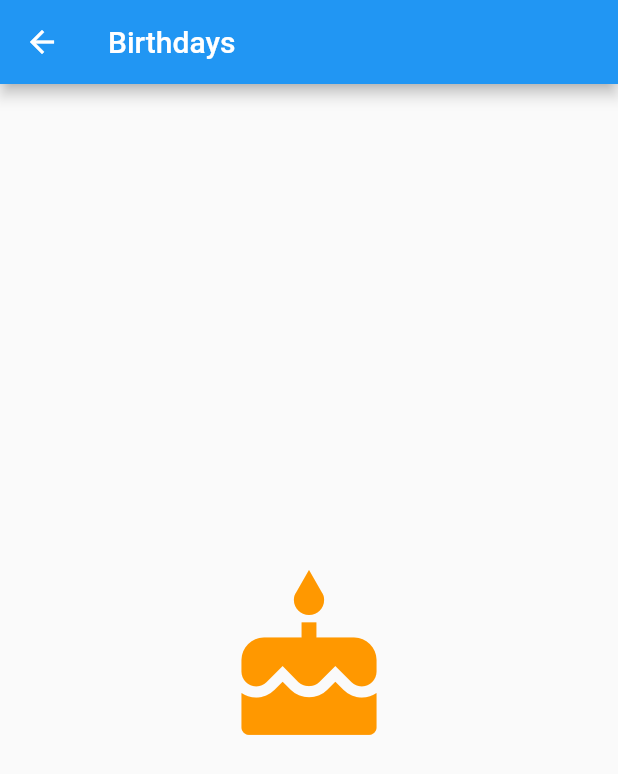
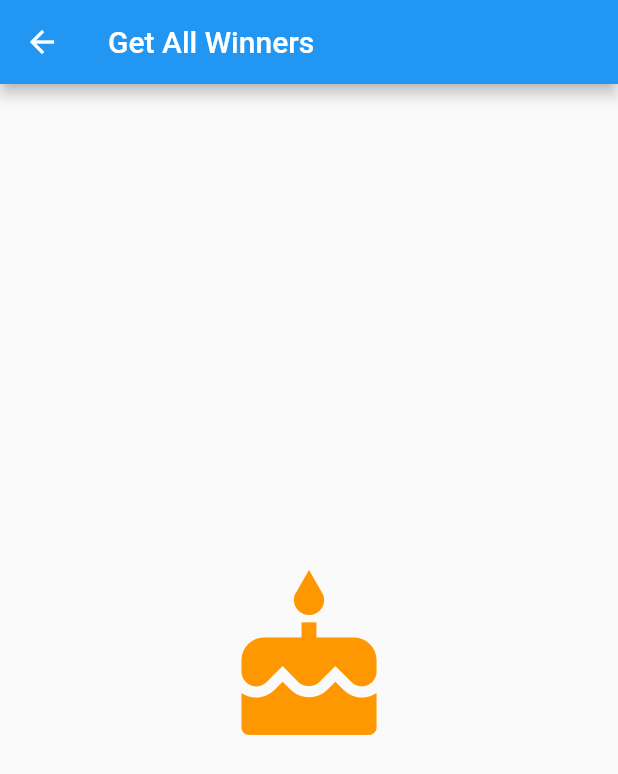
Before and after one commit to Kinfe2534/edil_auth_routing, a Flutter app: the GetAllWinners screen opened directly, on a phone screen of 412 x 824 dp. Shown: the top 774 px of the screen. Run offline on Flutter 3.47's test engine with Material 2 defaults, Android fonts, the phone set to English and light mode, and no system bars; our stand-ins replace rxdart; accounts and stored records are empty; network calls fail; statements that could not run were skipped.

Commit message:
working update with create lottery

```diff
--- a/lib/pages/drawer_pages/draw.dart
+++ b/lib/pages/drawer_pages/draw.dart
@@ -6,7 +6,7 @@ class Draw extends StatelessWidget {
   Widget build(BuildContext context) {
     return Scaffold(
       appBar: AppBar(
-        title: Text('Gratitude'),
+        title: Text('Draw'),
       ),
       body: Center(
         child: Icon(
--- a/lib/pages/drawer_pages/getAllWinners.dart
+++ b/lib/pages/drawer_pages/get_all_winners.dart
@@ -6,7 +6,7 @@ class GetAllWinners extends StatelessWidget {
   Widget build(BuildContext context) {
     return Scaffold(
       appBar: AppBar(
-        title: Text('Birthdays'),
+        title: Text('Get All Winners'),
       ),
       body: Center(
         child: Icon(
--- a/lib/pages/drawer_pages/updateLottery.dart
+++ b/lib/pages/drawer_pages/update_lottery.dart
@@ -6,7 +6,7 @@ class UpdateLottery extends StatelessWidget {
   Widget build(BuildContext context) {
     return Scaffold(
       appBar: AppBar(
-        title: Text('Reminders'),
+        title: Text('Update Lottery'),
       ),
       body: Center(
         child: Icon(
--- a/lib/service/form_bloc.dart
+++ b/lib/service/form_bloc.dart
@@ -23,18 +23,9 @@ class FormBloc with ValidationMixin {
   final _password = new BehaviorSubject<String>();
   final _name = new BehaviorSubject<String>();
   final _cellphone = new BehaviorSubject<String>();
-  final _errorMessage = new BehaviorSubject<String>();
   final _ticketOrder = new BehaviorSubject<String>();
   final _digitField = new BehaviorSubject<String>();
-
-  Function(String) get changeUsername => _username.sink.add;
-  Function(String) get changeEmail => _email.sink.add;
-  Function(String) get changePassword => _password.sink.add;
-  Function(String) get changeName => _name.sink.add;
-  Function(String) get changeCellphone => _cellphone.sink.add;
-  Function(String) get addError => _errorMessage.sink.add;
-  Function(String) get addTicketOrder => _ticketOrder.sink.add;
-  Function(String) get addDigitField => _digitField.sink.add;
+  final _httpResponseMessage = new BehaviorSubject<String>();
 
   Stream<String> get username => _username.stream.transform(validatorUsername);
   Stream<String> get email => _email.stream.transform(validatorEmail);
@@ -42,9 +33,9 @@ class FormBloc with ValidationMixin {
   Stream<String> get name => _name.stream.transform(validatorFullname);
   Stream<String> get cellphone =>
       _cellphone.stream.transform(validatorPhonenumber);
-  Stream<String> get errorMessage => _errorMessage.stream;
   Stream<String> get ticketOrder => _ticketOrder.stream;
   Stream<String> get digitField => _digitField.stream;
+  Stream<String> get httpResponseMessage => _httpResponseMessage.stream;
 
   Stream<SignupData> get submitValidSignup =>
       Rx.combineLatest5(username, email, password, name, cellphone,
@@ -62,67 +53,50 @@ class FormBloc with ValidationMixin {
         return LoginData(username: _username.value, password: _password.value);
       });
 
-  /*
-  dynamic register(BuildContext context, SignupData signupData) async {
-    final res = await authInfo.register(registerData, signupUrl);
-    final data = jsonDecode(res.body) as Map<String, dynamic>;
+  Function(String) get changeUsername => _username.sink.add;
+  Function(String) get changeEmail => _email.sink.add;
+  Function(String) get changePassword => _password.sink.add;
+  Function(String) get changeName => _name.sink.add;
+  Function(String) get changeCellphone => _cellphone.sink.add;
+  Function(String) get addTicketOrder => _ticketOrder.sink.add;
+  Function(String) get addDigitField => _digitField.sink.add;
+  Function(String) get addHttpResponseMessage => _httpResponseMessage.sink.add;
+/*
 
-    if (res.statusCode == 200) {
-      print('Register statusCode equal to 200');
-      addError(data['message']);
+      final _signupMessage = new BehaviorSubject<String>();
+  final _loginMessage = new BehaviorSubject<String>();
+  final _getAllLotteriesMessage = new BehaviorSubject<String>();
+  final _getAllTicketsMessage = new BehaviorSubject<String>();
+  final _createTicketMessage = new BehaviorSubject<String>();
+  final _createLotteryMessage = new BehaviorSubject<String>();
+  final _updateLotteryMessage = new BehaviorSubject<String>();
+  final _getAllWinnersMessage = new BehaviorSubject<String>();
+  final _drawMessage = new BehaviorSubject<String>();
 
-      print(data.toString());
-      HttpService.setToken(data['token'], data['refreshtoken']);
-      Navigator.pop(context);
-      //Navigator.pushNamed(context, '/home');
-      return data;
-    } else {
-      print('Register statusCode not equal to 200');
-      addError(data['message']);
-    }
-    print(res.statusCode);
-  }
+  Function(String) get addSignupMessage => _signupMessage.sink.add;
+  Function(String) get addLoginMessage => _loginMessage.sink.add;
+  Function(String) get addGetAllLotteriesMessage =>
+      _getAllLotteriesMessage.sink.add;
+  Function(String) get addGetAllTicketsMessage =>
+      _getAllTicketsMessage.sink.add;
+  Function(String) get addcreateTicketMessage => _createTicketMessage.sink.add;
+  Function(String) get addcreateLotteryMessage =>
+      _createLotteryMessage.sink.add;
+  Function(String) get addUpdateLotteryMessage =>
+      _updateLotteryMessage.sink.add;
+  Function(String) get addGetAllWinnersMessage =>
+      _getAllWinnersMessage.sink.add;
+  Function(String) get addDrawMessage => _drawMessage.sink.add;
 
-  //login
-  dynamic login(BuildContext context) async {
-    authInfo = HttpService();
-    loginData = LoginData(username: _username.value, password: _password.value);
-    final res = await authInfo.login(loginData, loginUrl);
-    final data = jsonDecode(res.body) as Map<String, dynamic>;
-    if (res.statusCode == 200) {
-      //Map<String, dynamic> data = jsonDecode(res.body);
-      print('Login statusCode equal to 200');
-      addError(data['message']);
-      userData = UserData.fromJson(data);
-      HttpService.setToken(data['token'], data['refreshtoken']);
-      Navigator.pushNamed(context, '/lotteriesPageLoggedIn');
-      return data;
-    } else {
-      print('Login statusCode not equal to 200');
-      addError(data['message']);
-    }
-    print(res.statusCode);
-  }
-
-  //creat Tciket
-  dynamic createTciket(BuildContext context) async {
-    loginData = LoginData(username: _username.value, password: _password.value);
-    final res = await authInfo.login(loginData, loginUrl);
-    final data = jsonDecode(res.body) as Map<String, dynamic>;
-    if (res.statusCode == 200) {
-      //Map<String, dynamic> data = jsonDecode(res.body);
-      print('Login statusCode equal to 200');
-      addError(data['message']);
-      userData = UserData.fromJson(data);
-      HttpService.setToken(data['token'], data['refreshtoken']);
-      Navigator.pushNamed(context, '/lotteriesPageLoggedIn');
-      return data;
-    } else {
-      print('Login statusCode not equal to 200');
-      addError(data['message']);
-    }
-    print(res.statusCode);
-  }
+  Stream<String> get signupMessage => _signupMessage.stream;
+  Stream<String> get loginMessage => _loginMessage.stream;
+  Stream<String> get getAllLotteriesMessage => _getAllLotteriesMessage.stream;
+  Stream<String> get getAllTicketsMessage => _getAllTicketsMessage.stream;
+  Stream<String> get createTicketMessage => _createTicketMessage.stream;
+  Stream<String> get createLotteryMessage => _createLotteryMessage.stream;
+  Stream<String> get updateLotteryMessage => _updateLotteryMessage.stream;
+  Stream<String> get getAllWinnersMessage => _getAllWinnersMessage.stream;
+  Stream<String> get drawMessage => _drawMessage.stream;
 */
   dispose() {
     _username.close();
@@ -130,8 +104,18 @@ class FormBloc with ValidationMixin {
     _password.close();
     _name.close();
     _cellphone.close();
-    _errorMessage.close();
     _ticketOrder.close();
     _digitField.close();
+    _httpResponseMessage.close();
+    /*
+    _signupMessage.close();
+    _loginMessage.close();
+    _createLotteryMessage.close();
+    _createTicketMessage.close();
+    _drawMessage.close();
+    _getAllLotteriesMessage.close();
+    _getAllTicketsMessage.close();
+    _updateLotteryMessage.close();
+    _getAllWinnersMessage.close();*/
   }
 }
--- a/lib/service/helper.dart
+++ b/lib/service/http_response_message.dart
@@ -2,10 +2,10 @@ import 'package:flutter/material.dart';
 
 import 'form_bloc.dart';
 
-class Helper {
-  static Widget errorMessage(FormBloc bloc) {
+class HttpResponseMessage {
+  static Widget AddHttpResponse(FormBloc bloc) {
     return StreamBuilder(
-        stream: bloc.errorMessage,
+        stream: bloc.httpResponseMessage,
         builder: (context, snapshot) {
           if (snapshot.hasData) {
             return Text(
--- a/pubspec.yaml
+++ b/pubspec.yaml
@@ -27,6 +27,7 @@ dependencies:
   http:
   rxdart:
   flutter_session:
+  intl:
 
 
   # The following adds the Cupertino Icons font to your application.
```
Also changed, not shown: lib/pages/auth_pages/login_screen.dart (+4 -4 lines), lib/pages/auth_pages/signup_screen.dart (+4 -4 lines), lib/pages/drawer_pages/create_ottery.dart (added, +200 -0 lines), lib/pages/lotteries_pages/lotteries_page.dart (+26 -33 lines), lib/widgets/menu_list_tile.dart (+29 -2 lines), lib/widgets/ticket_input.dart (+0 -17 lines), pubspec.lock.
